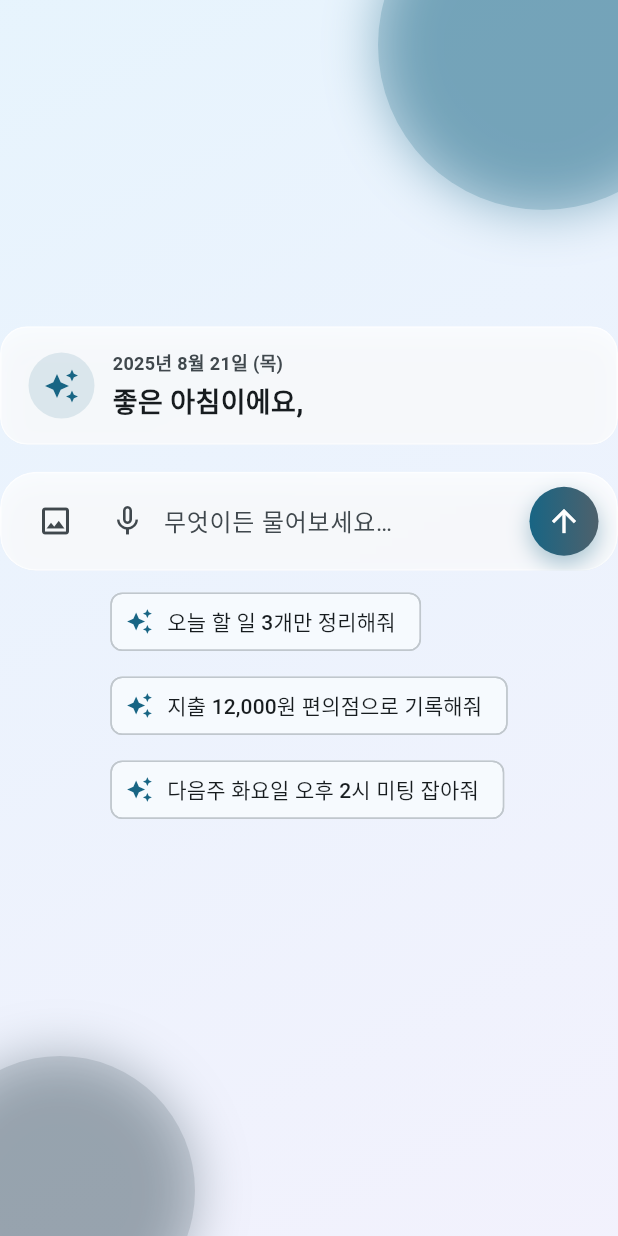
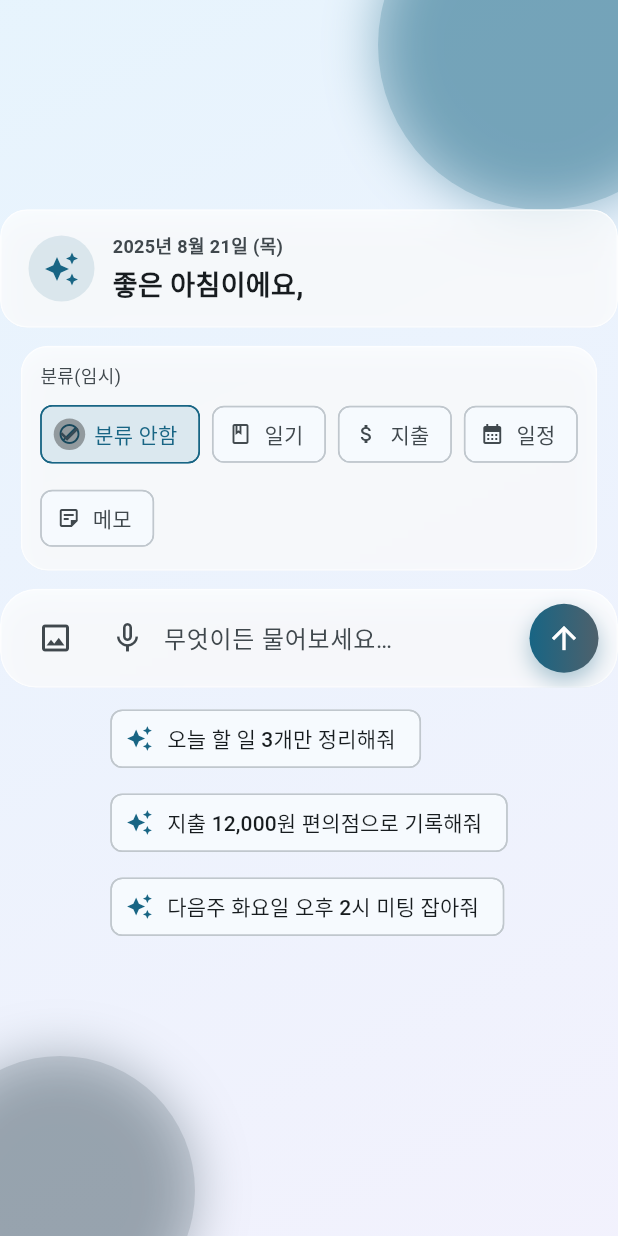
Before and after one commit to yoyowasi/mind_line_front, a Flutter app: the ChatTab widget shown alone on an empty page, opened directly, on a phone screen of 412 x 824 dp. Run offline on Flutter 3.47's test engine with Material 3 defaults, Android fonts, the phone set to English and light mode, and no system bars; our stand-ins replace firebase_auth, firebase_core, firebase_messaging, fl_chart, flutter_local_notifications, go_router and 4 more; accounts and stored records are empty; network calls fail.

Commit message:
chat btn

```diff
--- a/lib/widgets/chat_tab.dart
+++ b/lib/widgets/chat_tab.dart
@@ -30,6 +30,9 @@ class ChatTabState extends State<ChatTab>
   bool _resultIsError = false;
   File? _lastImage; // 최근 보낸 이미지(미리보기)
   Timer? _debounce;
+
+  // --- 임시 분류 상태 ---
+  _Cat _selectedCat = _Cat.none;
 
   // send 버튼 살짝 펄스
   late final AnimationController _pulse;
@@ -66,6 +69,7 @@ class ChatTabState extends State<ChatTab>
       _lastImage = null;
       _cachedLastText = null;
       _cachedLastImagePath = null;
+      _selectedCat = _Cat.none; // 분류 초기화
     });
     final ps = PageStorage.of(context);
     ps.writeState(context, null, identifier: 'chat.lastText');
@@ -178,23 +182,18 @@ class ChatTabState extends State<ChatTab>
   }
 
   // -------------------- 백엔드 URL 보정 --------------------
-  // http 패키지는 "절대 URL"만 허용합니다. (scheme 포함: http/https)
-  // Config.apiBase가 'localhost:8080' 같은 형식이면 아래에서 http:// 를 붙여 절대 URL로 만듭니다.
   Uri _buildUrl(String path) {
     final baseRaw = (Config.apiBase ?? '').trim();
     if (baseRaw.isEmpty) {
       throw Exception('Config.apiBase가 비어 있습니다.');
     }
-    // scheme 없으면 기본 http 붙임
     final hasScheme = baseRaw.contains('://');
     final baseUri = Uri.parse(hasScheme ? baseRaw : 'http://$baseRaw');
-
-    // path 합치기 (base에 슬래시 유무 상관없이 안전하게 합침)
     final normalized = path.startsWith('/') ? path.substring(1) : path;
     return baseUri.resolve(normalized);
   }
 
-  // ---------- 백엔드 호출(엔드포인트: /api/gemini/ask, /api/gemini/ask-image) ----------
+  // ---------- 백엔드 호출 ----------
   Future<String> fetchAiResponse({String? text, File? imageFile}) async {
     final user = FirebaseAuth.instance.currentUser;
     final idToken = await user?.getIdToken();
@@ -225,10 +224,17 @@ class ChatTabState extends State<ChatTab>
     }
   }
 
+  // 선택된 분류를 텍스트 앞에 태그로 붙인다. (백엔드가 태그만 파싱해도 라우팅 가능)
+  String _applyCategoryTag(String raw) {
+    if (_selectedCat == _Cat.none) return raw;
+    return '[CATEGORY:${_selectedCat.name}] $raw';
+  }
+
   Future<void> _ask({String? text, File? imageFile}) async {
     final t = text?.trim() ?? '';
     if (t.isEmpty && imageFile == null) return;
 
+    // 전송 직전 입력창 클리어
     _controller.clear();
 
     setState(() {
@@ -240,8 +246,8 @@ class ChatTabState extends State<ChatTab>
     _focus.unfocus();
 
     try {
-      final res = await fetchAiResponse(
-          text: t.isEmpty ? null : t, imageFile: imageFile)
+      final sendText = t.isEmpty ? null : _applyCategoryTag(t);
+      final res = await fetchAiResponse(text: sendText, imageFile: imageFile)
           .timeout(const Duration(seconds: 30)); // 30초 타임아웃
       setState(() {
         _resultText = res;
@@ -312,7 +318,7 @@ class ChatTabState extends State<ChatTab>
       onTap: () => _focus.unfocus(),
       child: Stack(
         children: [
-          // 1) 배경: 감성 그라데이션(다크/라이트 대응)
+          // 1) 배경
           Container(
             decoration: BoxDecoration(
               gradient: LinearGradient(
@@ -323,7 +329,7 @@ class ChatTabState extends State<ChatTab>
             ),
           ),
 
-          // 살짝 도형 겹침
+          // 장식
           Positioned(
             top: -80,
             right: -60,
@@ -346,7 +352,7 @@ class ChatTabState extends State<ChatTab>
                   children: [
                     _previousAnswerBanner(cs),
 
-                    // 헤더: 날짜 + 인삿말 (글라스 카드)
+                    // 헤더
                     _Glass(
                       radius: 18,
                       padding: const EdgeInsets.fromLTRB(18, 14, 18, 14),
@@ -385,25 +391,46 @@ class ChatTabState extends State<ChatTab>
                         ],
                       ),
                     ),
-                    const SizedBox(height: 18),
+                    const SizedBox(height: 12),
+
+                    // ✅ 임시 분류 바 (채팅 입력창 위)
+                    _Glass(
+                      radius: 18,
+                      padding: const EdgeInsets.symmetric(horizontal: 12, vertical: 10),
+                      child: Column(
+                        crossAxisAlignment: CrossAxisAlignment.start,
+                        children: [
+                          Text('분류(임시)', style: TextStyle(fontSize: 12, color: cs.onSurfaceVariant)),
+                          const SizedBox(height: 6),
+                          Wrap(
+                            spacing: 8,
+                            runSpacing: 8,
+                            children: [
+                              _catChip(cs, _Cat.none),
+                              _catChip(cs, _Cat.diary),
+                              _catChip(cs, _Cat.expense),
+                              _catChip(cs, _Cat.schedule),
+                              _catChip(cs, _Cat.memo),
+                            ],
+                          ),
+                        ],
+                      ),
+                    ),
+                    const SizedBox(height: 12),
 
                     // 검색창(유리카드)
                     _Glass(
                       radius: 24,
-                      padding:
-                      const EdgeInsets.symmetric(horizontal: 12, vertical: 8),
+                      padding: const EdgeInsets.symmetric(horizontal: 12, vertical: 8),
                       child: Row(
                         children: [
                           IconButton(
-                            icon:
-                            Icon(Icons.image_outlined, color: cs.onSurfaceVariant),
+                            icon: Icon(Icons.image_outlined, color: cs.onSurfaceVariant),
                             tooltip: '이미지',
                             onPressed: _pickImage,
                           ),
                           IconButton(
-                            icon: Icon(
-                                _listening ? Icons.mic : Icons.mic_none,
-                                color: cs.onSurfaceVariant),
+                            icon: Icon(_listening ? Icons.mic : Icons.mic_none, color: cs.onSurfaceVariant),
                             tooltip: '음성 입력',
                             onPressed: _toggleMic,
                           ),
@@ -414,9 +441,10 @@ class ChatTabState extends State<ChatTab>
                               minLines: 1,
                               maxLines: 4,
                               decoration: InputDecoration(
-                                hintText: '무엇이든 물어보세요…',
-                                hintStyle:
-                                TextStyle(color: cs.onSurfaceVariant),
+                                hintText: _selectedCat == _Cat.none
+                                    ? '무엇이든 물어보세요…'
+                                    : '[${_selectedCat.label}] 내용 입력…',
+                                hintStyle: TextStyle(color: cs.onSurfaceVariant),
                                 border: InputBorder.none,
                               ),
                               style: TextStyle(color: cs.onSurface),
@@ -425,9 +453,7 @@ class ChatTabState extends State<ChatTab>
                           ),
                           const SizedBox(width: 6),
                           ScaleTransition(
-                            scale: _loading
-                                ? _scale
-                                : const AlwaysStoppedAnimation(1.0),
+                            scale: _loading ? _scale : const AlwaysStoppedAnimation(1.0),
                             child: InkWell(
                               onTap: _loading ? null : () => _ask(text: _controller.text),
                               borderRadius: BorderRadius.circular(999),
@@ -436,8 +462,7 @@ class ChatTabState extends State<ChatTab>
                                 height: 46,
                                 decoration: BoxDecoration(
                                   shape: BoxShape.circle,
-                                  gradient:
-                                  LinearGradient(colors: [cs.primary, cs.secondary]),
+                                  gradient: LinearGradient(colors: [cs.primary, cs.secondary]),
                                   boxShadow: [
                                     BoxShadow(
                                       color: cs.primary.withOpacity(0.35),
@@ -449,11 +474,9 @@ class ChatTabState extends State<ChatTab>
                                 child: _loading
                                     ? const Padding(
                                   padding: EdgeInsets.all(12),
-                                  child: CircularProgressIndicator(
-                                      strokeWidth: 2, color: Colors.white),
+                                  child: CircularProgressIndicator(strokeWidth: 2, color: Colors.white),
                                 )
-                                    : const Icon(Icons.arrow_upward,
-                                    color: Colors.white),
+                                    : const Icon(Icons.arrow_upward, color: Colors.white),
                               ),
                             ),
                           ),
@@ -473,8 +496,7 @@ class ChatTabState extends State<ChatTab>
                         children: _quickChips.map((t) {
                           return ActionChip(
                             label: Text(t),
-                            avatar: Icon(Icons.auto_awesome,
-                                size: 18, color: cs.primary),
+                            avatar: Icon(Icons.auto_awesome, size: 18, color: cs.primary),
                             onPressed: () {
                               setState(() => _controller.text = t);
                               _focus.requestFocus();
@@ -503,23 +525,34 @@ class ChatTabState extends State<ChatTab>
                               Row(
                                 children: [
                                   Icon(
-                                    _resultIsError
-                                        ? Icons.error_outline
-                                        : Icons.auto_awesome,
-                                    color: _resultIsError
-                                        ? Colors.redAccent
-                                        : cs.primary,
+                                    _resultIsError ? Icons.error_outline : Icons.auto_awesome,
+                                    color: _resultIsError ? Colors.redAccent : cs.primary,
                                   ),
                                   const SizedBox(width: 8),
                                   Text(
                                     _resultIsError ? '오류가 있었어요' : 'AI의 생각',
                                     style: TextStyle(
                                       fontWeight: FontWeight.w800,
-                                      color: _resultIsError
-                                          ? Colors.redAccent
-                                          : cs.onSurface,
+                                      color: _resultIsError ? Colors.redAccent : cs.onSurface,
                                     ),
                                   ),
+                                  const Spacer(),
+                                  if (_selectedCat != _Cat.none)
+                                    Container(
+                                      padding: const EdgeInsets.symmetric(horizontal: 8, vertical: 4),
+                                      decoration: BoxDecoration(
+                                        color: cs.primary.withOpacity(0.08),
+                                        borderRadius: BorderRadius.circular(12),
+                                      ),
+                                      child: Row(
+                                        mainAxisSize: MainAxisSize.min,
+                                        children: [
+                                          Icon(_selectedCat.icon, size: 14, color: cs.primary),
+                                          const SizedBox(width: 4),
+                                          Text(_selectedCat.label, style: TextStyle(color: cs.primary, fontSize: 12)),
+                                        ],
+                                      ),
+                                    ),
                                 ],
                               ),
                               const SizedBox(height: 10),
@@ -528,13 +561,11 @@ class ChatTabState extends State<ChatTab>
                                   borderRadius: BorderRadius.circular(12),
                                   child: Image.file(_lastImage!, height: 140),
                                 ),
-                              if (_lastImage != null)
-                                const SizedBox(height: 10),
+                              if (_lastImage != null) const SizedBox(height: 10),
                               if (_loading)
                                 const Center(
                                   child: Padding(
-                                    padding:
-                                    EdgeInsets.symmetric(vertical: 16),
+                                    padding: EdgeInsets.symmetric(vertical: 16),
                                     child: CircularProgressIndicator(),
                                   ),
                                 )
@@ -544,9 +575,7 @@ class ChatTabState extends State<ChatTab>
                                   style: TextStyle(
                                     fontSize: 15,
                                     height: 1.48,
-                                    color: _resultIsError
-                                        ? Colors.red[300]
-                                        : cs.onSurface,
+                                    color: _resultIsError ? Colors.red[300] : cs.onSurface,
                                   ),
                                 ),
                             ],
@@ -564,6 +593,63 @@ class ChatTabState extends State<ChatTab>
         ],
       ),
     );
+  }
+
+  // ----- 분류 칩 위젯 -----
+  Widget _catChip(ColorScheme cs, _Cat c) {
+    final selected = _selectedCat == c;
+    final bg = selected ? cs.primary.withOpacity(0.12) : Colors.transparent;
+    final fg = selected ? cs.primary : cs.onSurfaceVariant;
+
+    return ChoiceChip(
+      selected: selected,
+      labelPadding: const EdgeInsets.symmetric(horizontal: 6),
+      avatar: Icon(c.icon, size: 16, color: fg),
+      label: Text(c.label, style: TextStyle(color: fg)),
+      selectedColor: bg,
+      backgroundColor: Colors.transparent,
+      side: BorderSide(color: selected ? cs.primary : cs.outlineVariant),
+      onSelected: (_) {
+        setState(() {
+          _selectedCat = (selected ? _Cat.none : c);
+        });
+      },
+    );
+  }
+}
+
+/// 임시 분류용 enum
+enum _Cat { none, diary, expense, schedule, memo }
+
+extension on _Cat {
+  String get label {
+    switch (this) {
+      case _Cat.none:
+        return '분류 안함';
+      case _Cat.diary:
+        return '일기';
+      case _Cat.expense:
+        return '지출';
+      case _Cat.schedule:
+        return '일정';
+      case _Cat.memo:
+        return '메모';
+    }
+  }
+
+  IconData get icon {
+    switch (this) {
+      case _Cat.none:
+        return Icons.block_outlined;
+      case _Cat.diary:
+        return Icons.book_outlined;
+      case _Cat.expense:
+        return Icons.attach_money;
+      case _Cat.schedule:
+        return Icons.calendar_month;
+      case _Cat.memo:
+        return Icons.sticky_note_2_outlined;
+    }
   }
 }
 
```
